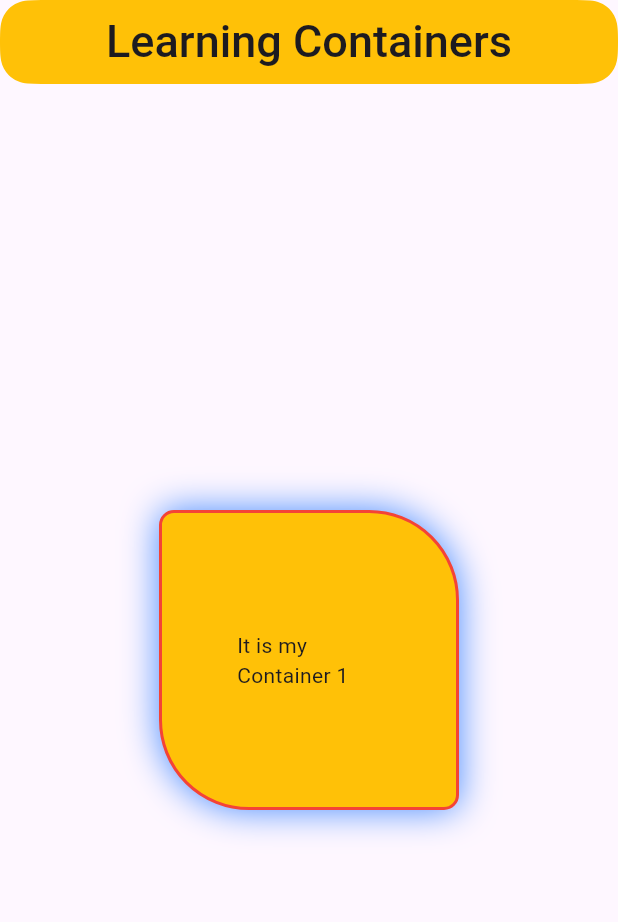
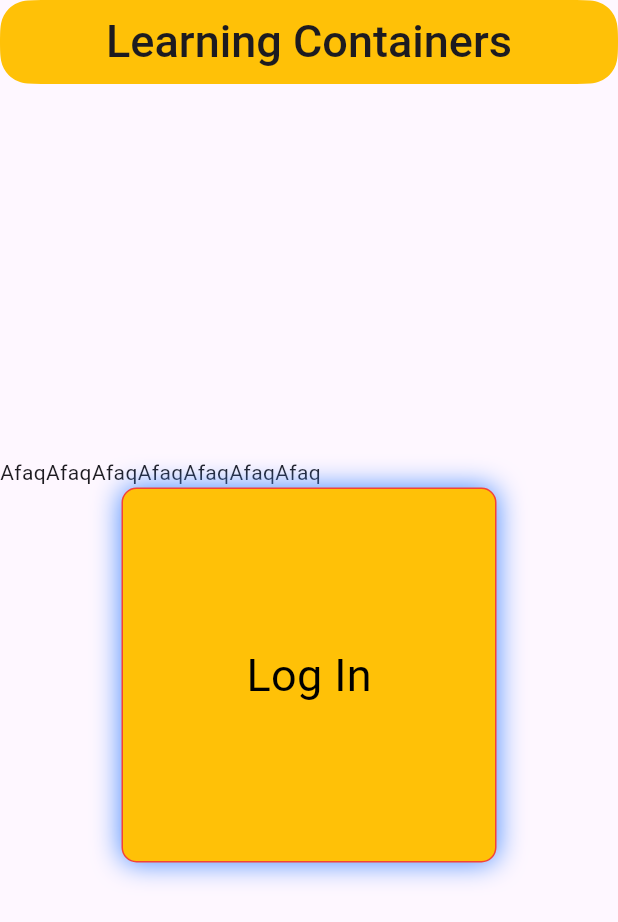
Before and after one commit to AfaqAhmad781/Top10widgetsLearning, a Flutter app: the screen it shows after launch, on a phone screen of 412 x 824 dp. Shown: the top 922 px of the screen. Run offline on Flutter 3.47's test engine with Material 3 defaults, Android fonts, the phone set to English and light mode, and no system bars.

Commit message:
learned Containerwidget

```diff
--- a/lib/main.dart
+++ b/lib/main.dart
@@ -1,5 +1,4 @@
 import 'package:flutter/material.dart';
-import 'dart:ui';
 
 void main() {
   runApp(const MyApp());
@@ -32,31 +31,48 @@ class MyApp extends StatelessWidget {
           mainAxisAlignment: MainAxisAlignment.center,
           crossAxisAlignment: CrossAxisAlignment.center,
           children: [
+            Row(
+              children: [
+                Text('Afaq'),
+                Text('Afaq'),
+                Text('Afaq'),
+                Text('Afaq'),
+                Text('Afaq'),
+                Text('Afaq'),
+                Text('Afaq'),
+
+              ],
+            ),
             Center(
               child: Container(
-                height: 200,
-                width: 200,
-                padding: EdgeInsets.all(50),
+                height: 250,
+                width: 250,
                 decoration: BoxDecoration(
                   color: Colors.amber,
-                  borderRadius: BorderRadius.only(
-                    topRight: Radius.circular(60),
-                    topLeft: Radius.circular(10),
-                    bottomLeft: Radius.circular(60),
-                    bottomRight: Radius.circular(10),
-                  ),
+                  borderRadius: BorderRadius.circular(10),
                 border: Border.all(
                   color: Colors.red,
-                  width: 2,
+                  width: 1,
                 ),
+                // image: DecorationImage(
+                //   fit: BoxFit.fitHeight,
+                //   image: NetworkImage('https://images.pexels.com/photos/15280423/pexels-photo-15280423.jpeg')
+                //   ),
                 boxShadow: [
                   BoxShadow(
                     color: Colors.blueAccent,
-                    blurRadius: 20,
+                    blurRadius: 15,
                   )
                 ]
                 ),
-                child: Center(child: Text('It is my Container 1')),
+                child: Center(child: Text(
+                  'Log In' ,
+                  style: TextStyle(
+                    color: Colors.black,
+                    fontSize: 30,
+                  ),
+                  )
+                  ),
               ),
             )
           ],
```
